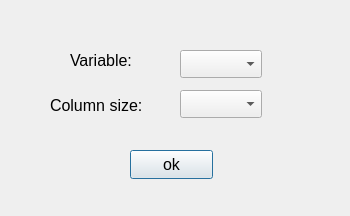
Before: the Qt Designer form main/plot_models/options_histogram.ui in Kirikus/2024_Experiments, drawn with Qt 5.
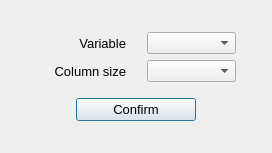
After: the same form once the commit is applied.

Commit message: changes(GUI): -decorated options-dialogs in plots -renamed some objects in options ui -set minimum size for plots

```diff
--- a/main/plot_models/options_histogram.ui
+++ b/main/plot_models/options_histogram.ui
@@ -6,87 +6,200 @@
    <rect>
     <x>0</x>
     <y>0</y>
-    <width>350</width>
-    <height>216</height>
+    <width>272</width>
+    <height>153</height>
    </rect>
   </property>
   <property name="windowTitle">
    <string>Dialog</string>
   </property>
-  <widget class="QComboBox" name="VariableComboBox">
-   <property name="geometry">
-    <rect>
-     <x>180</x>
-     <y>50</y>
-     <width>82</width>
-     <height>28</height>
-    </rect>
-   </property>
-  </widget>
-  <widget class="QLabel" name="VariableLabel">
-   <property name="geometry">
-    <rect>
-     <x>70</x>
-     <y>50</y>
-     <width>81</width>
-     <height>21</height>
-    </rect>
-   </property>
-   <property name="font">
-    <font>
-     <pointsize>12</pointsize>
-    </font>
-   </property>
-   <property name="text">
-    <string>Variable:</string>
-   </property>
-  </widget>
-  <widget class="QLabel" name="label">
-   <property name="geometry">
-    <rect>
-     <x>50</x>
-     <y>90</y>
-     <width>111</width>
-     <height>31</height>
-    </rect>
-   </property>
-   <property name="font">
-    <font>
-     <pointsize>12</pointsize>
-    </font>
-   </property>
-   <property name="text">
-    <string>Сolumn size:</string>
-   </property>
-  </widget>
-  <widget class="QComboBox" name="ColumnSizeComboBox">
-   <property name="geometry">
-    <rect>
-     <x>180</x>
-     <y>90</y>
-     <width>82</width>
-     <height>28</height>
-    </rect>
-   </property>
-  </widget>
-  <widget class="QPushButton" name="okPushButton">
-   <property name="geometry">
-    <rect>
-     <x>130</x>
-     <y>150</y>
-     <width>83</width>
-     <height>29</height>
-    </rect>
-   </property>
-   <property name="font">
-    <font>
-     <pointsize>12</pointsize>
-    </font>
-   </property>
-   <property name="text">
-    <string>ok</string>
-   </property>
-  </widget>
+  <layout class="QGridLayout" name="gridLayout">
+   <item row="0" column="0">
+    <spacer name="horizontalSpacer_3">
+     <property name="font">
+      <font>
+       <pointsize>10</pointsize>
+      </font>
+     </property>
+     <property name="orientation">
+      <enum>Qt::Horizontal</enum>
+     </property>
+     <property name="sizeType">
+      <enum>QSizePolicy::Maximum</enum>
+     </property>
+     <property name="sizeHint" stdset="0">
+      <size>
+       <width>25</width>
+       <height>20</height>
+      </size>
+     </property>
+    </spacer>
+   </item>
+   <item row="0" column="1">
+    <layout class="QVBoxLayout" name="verticalLayout_2">
+     <item>
+      <layout class="QVBoxLayout" name="verticalLayout">
+       <item>
+        <layout class="QHBoxLayout" name="horizontalLayout_2">
+         <item>
+          <widget class="QLabel" name="VariableLabel">
+           <property name="font">
+            <font>
+             <pointsize>10</pointsize>
+            </font>
+           </property>
+           <property name="text">
+            <string>Variable</string>
+           </property>
+           <property name="alignment">
+            <set>Qt::AlignRight|Qt::AlignTrailing|Qt::AlignVCenter</set>
+           </property>
+          </widget>
+         </item>
+         <item>
+          <spacer name="horizontalSpacer_5">
+           <property name="orientation">
+            <enum>Qt::Horizontal</enum>
+           </property>
+           <property name="sizeType">
+            <enum>QSizePolicy::Maximum</enum>
+           </property>
+           <property name="sizeHint" stdset="0">
+            <size>
+             <width>15</width>
+             <height>20</height>
+            </size>
+           </property>
+          </spacer>
+         </item>
+         <item>
+          <widget class="QComboBox" name="VariableComboBox"/>
+         </item>
+        </layout>
+       </item>
+       <item>
+        <layout class="QHBoxLayout" name="horizontalLayout">
+         <item>
+          <widget class="QLabel" name="label">
+           <property name="font">
+            <font>
+             <pointsize>10</pointsize>
+            </font>
+           </property>
+           <property name="text">
+            <string>Сolumn size</string>
+           </property>
+           <property name="alignment">
+            <set>Qt::AlignRight|Qt::AlignTrailing|Qt::AlignVCenter</set>
+           </property>
+          </widget>
+         </item>
+         <item>
+          <spacer name="horizontalSpacer_6">
+           <property name="orientation">
+            <enum>Qt::Horizontal</enum>
+           </property>
+           <property name="sizeType">
+            <enum>QSizePolicy::Maximum</enum>
+           </property>
+           <property name="sizeHint" stdset="0">
+            <size>
+             <width>15</width>
+             <height>20</height>
+            </size>
+           </property>
+          </spacer>
+         </item>
+         <item>
+          <widget class="QComboBox" name="ColumnSizeComboBox"/>
+         </item>
+        </layout>
+       </item>
+      </layout>
+     </item>
+     <item>
+      <spacer name="verticalSpacer">
+       <property name="orientation">
+        <enum>Qt::Vertical</enum>
+       </property>
+       <property name="sizeType">
+        <enum>QSizePolicy::Maximum</enum>
+       </property>
+       <property name="sizeHint" stdset="0">
+        <size>
+         <width>20</width>
+         <height>10</height>
+        </size>
+       </property>
+      </spacer>
+     </item>
+     <item>
+      <layout class="QHBoxLayout" name="horizontalLayout_3">
+       <item>
+        <spacer name="horizontalSpacer">
+         <property name="orientation">
+          <enum>Qt::Horizontal</enum>
+         </property>
+         <property name="sizeType">
+          <enum>QSizePolicy::Maximum</enum>
+         </property>
+         <property name="sizeHint" stdset="0">
+          <size>
+           <width>40</width>
+           <height>20</height>
+          </size>
+         </property>
+        </spacer>
+       </item>
+       <item>
+        <widget class="QPushButton" name="ConfirmPushButton">
+         <property name="font">
+          <font>
+           <pointsize>10</pointsize>
+          </font>
+         </property>
+         <property name="text">
+          <string>Confirm</string>
+         </property>
+        </widget>
+       </item>
+       <item>
+        <spacer name="horizontalSpacer_2">
+         <property name="orientation">
+          <enum>Qt::Horizontal</enum>
+         </property>
+         <property name="sizeType">
+          <enum>QSizePolicy::Maximum</enum>
+         </property>
+         <property name="sizeHint" stdset="0">
+          <size>
+           <width>40</width>
+           <height>20</height>
+          </size>
+         </property>
+        </spacer>
+       </item>
+      </layout>
+     </item>
+    </layout>
+   </item>
+   <item row="0" column="2">
+    <spacer name="horizontalSpacer_4">
+     <property name="orientation">
+      <enum>Qt::Horizontal</enum>
+     </property>
+     <property name="sizeType">
+      <enum>QSizePolicy::Maximum</enum>
+     </property>
+     <property name="sizeHint" stdset="0">
+      <size>
+       <width>25</width>
+       <height>20</height>
+      </size>
+     </property>
+    </spacer>
+   </item>
+  </layout>
  </widget>
  <resources/>
  <connections/>
```
The commit also changes 6 other files.
